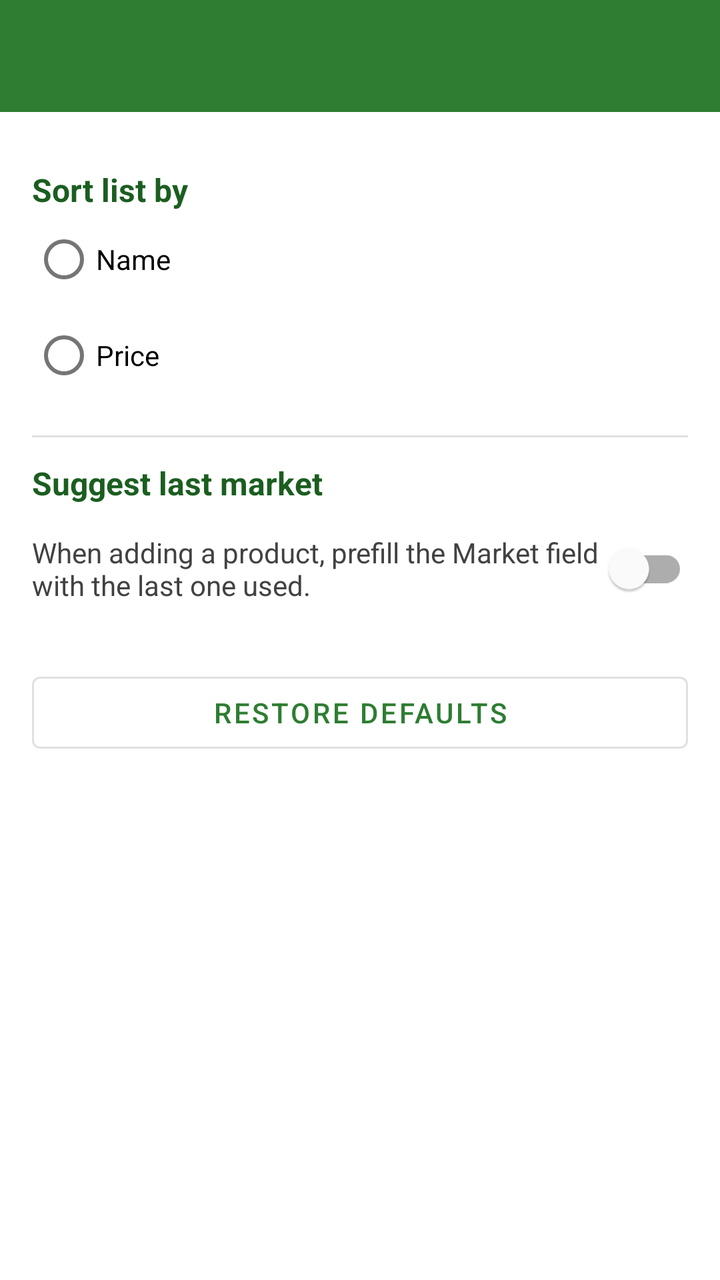
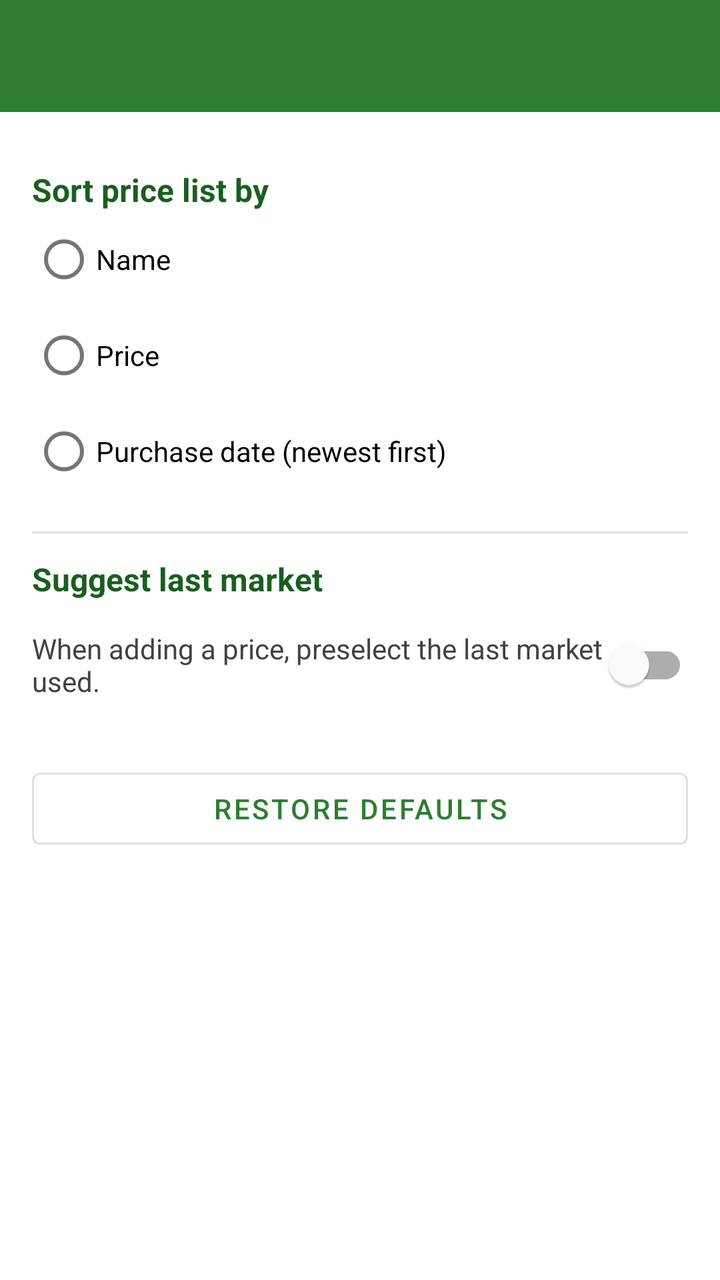

Before-and-after screenshots of an Android layout around one commit, followed by the original layout XML and the change that was made.
<!-- AndroidManifest.xml: application theme Theme.MeuPreco -->
<!-- res/layout/activity_configuracoes.xml -->
<?xml version="1.0" encoding="utf-8"?>
<LinearLayout xmlns:android="http://schemas.android.com/apk/res/android"
    xmlns:app="http://schemas.android.com/apk/res-auto"
    android:id="@+id/raiz"
    android:layout_width="match_parent"
    android:layout_height="match_parent"
    android:orientation="vertical">

    <androidx.appcompat.widget.Toolbar
        android:id="@+id/toolbar"
        android:layout_width="match_parent"
        android:layout_height="wrap_content"
        android:background="@color/verde_500"
        android:minHeight="?attr/actionBarSize"
        app:titleTextColor="@color/branco" />

    <ScrollView
        android:id="@+id/conteudo"
        android:layout_width="match_parent"
        android:layout_height="0dp"
        android:layout_weight="1"
        android:clipToPadding="false"
        android:fillViewport="true">

        <LinearLayout
            android:layout_width="match_parent"
            android:layout_height="wrap_content"
            android:orientation="vertical"
            android:padding="16dp">

            

            
            <TextView
                style="@style/RotuloCampo"
                android:text="@string/config_ordenacao" />

            <RadioGroup
                android:id="@+id/grupoOrdenacao"
                android:layout_width="match_parent"
                android:layout_height="wrap_content"
                android:orientation="vertical">

                <RadioButton
                    android:id="@+id/radioOrdenacaoNome"
                    android:layout_width="match_parent"
                    android:layout_height="wrap_content"
                    android:text="@string/ordenacao_nome" />

                <RadioButton
                    android:id="@+id/radioOrdenacaoPreco"
                    android:layout_width="match_parent"
                    android:layout_height="wrap_content"
                    android:text="@string/ordenacao_preco" />
            </RadioGroup>

            <View
                android:layout_width="match_parent"
                android:layout_height="1dp"
                android:layout_marginTop="16dp"
                android:background="@color/cinza_divisor" />

            
            <TextView
                style="@style/RotuloCampo"
                android:text="@string/config_sugerir_titulo" />

            <com.google.android.material.switchmaterial.SwitchMaterial
                android:id="@+id/switchSugerir"
                android:layout_width="match_parent"
                android:layout_height="wrap_content"
                android:layout_marginTop="8dp"
                android:text="@string/config_sugerir_desc"
                android:textColor="@color/cinza_texto" />

            
            <Button
                android:id="@+id/botaoRestaurar"
                style="?attr/materialButtonOutlinedStyle"
                android:layout_width="match_parent"
                android:layout_height="wrap_content"
                android:layout_marginTop="24dp"
                android:text="@string/bt_restaurar" />

        </LinearLayout>
    </ScrollView>
</LinearLayout>
<!-- resources referenced by this layout -->
<resources>
  <color name="branco">#FFFFFFFF</color>
  <color name="cinza_divisor">#FFE0E0E0</color>
  <color name="cinza_texto">#FF424242</color>
  <color name="verde_500">#FF2E7D32</color>
  <string name="bt_restaurar">Restore defaults</string>
  <string name="config_ordenacao">Sort list by</string>
  <string name="config_sugerir_desc">When adding a product, prefill the Market field with the last one used.</string>
  <string name="config_sugerir_titulo">Suggest last market</string>
  <string name="ordenacao_nome">Name</string>
  <string name="ordenacao_preco">Price</string>
  <style name="RotuloCampo">
          <item name="android:layout_width">match_parent</item>
          <item name="android:layout_height">wrap_content</item>
          <item name="android:layout_marginTop">12dp</item>
          <item name="android:textSize">16sp</item>
          <item name="android:textStyle">bold</item>
          <item name="android:textColor">@color/verde_700</item>
      </style>
  <style name="Theme.MeuPreco" parent="Theme.MaterialComponents.Light.NoActionBar">
          <item name="colorPrimary">@color/verde_500</item>
          <item name="colorPrimaryVariant">@color/verde_700</item>
          <item name="colorOnPrimary">@color/branco</item>
          <item name="colorSecondary">@color/laranja_500</item>
          <item name="colorSecondaryVariant">@color/laranja_500</item>
          <item name="colorOnSecondary">@color/branco</item>
  
          
          <item name="android:forceDarkAllowed" tools:targetApi="q">false</item>
  
          
          <item name="windowActionModeOverlay">true</item>
          <item name="actionModeBackground">@color/verde_500</item>
          <item name="actionModeCloseDrawable">@drawable/ic_clear</item>
          <item name="actionModeStyle">@style/ActionModeVerde</item>
      </style>
  <color name="verde_700">#FF1B5E20</color>
  <color name="laranja_500">#FFEF6C00</color>
  <!-- drawable ic_clear (drawable) -->
  <vector xmlns:android="http://schemas.android.com/apk/res/android"
      android:width="24dp"
      android:height="24dp"
      android:viewportWidth="24"
      android:viewportHeight="24">
      <path
          android:fillColor="@color/branco"
          android:pathData="M19,6.41L17.59,5 12,10.59 6.41,5 5,6.41 10.59,12 5,17.59 6.41,19 12,13.41 17.59,19 19,17.59 13.41,12z" />
  </vector>
  <style name="ActionModeVerde" parent="Widget.AppCompat.ActionMode">
          <item name="background">@color/verde_500</item>
          <item name="titleTextStyle">@style/ActionModeTitulo</item>
      </style>
  <style name="ActionModeTitulo" parent="TextAppearance.AppCompat.Widget.ActionMode.Title">
          <item name="android:textColor">@color/branco</item>
      </style>
</resources>

<!-- the commit's change to res/layout/activity_configuracoes.xml (unified diff, before → after) -->
@@ -52,6 +52,12 @@
                     android:layout_width="match_parent"
                     android:layout_height="wrap_content"
                     android:text="@string/ordenacao_preco" />
+
+                <RadioButton
+                    android:id="@+id/radioOrdenacaoData"
+                    android:layout_width="match_parent"
+                    android:layout_height="wrap_content"
+                    android:text="@string/ordenacao_data" />
             </RadioGroup>
 
             <View
<!-- resource entries referenced after the edit -->
@@ -5,9 +5,10 @@
   <color name="cinza_texto">#FF424242</color>
   <color name="verde_500">#FF2E7D32</color>
   <string name="bt_restaurar">Restore defaults</string>
-  <string name="config_ordenacao">Sort list by</string>
-  <string name="config_sugerir_desc">When adding a product, prefill the Market field with the last one used.</string>
+  <string name="config_ordenacao">Sort price list by</string>
+  <string name="config_sugerir_desc">When adding a price, preselect the last market used.</string>
   <string name="config_sugerir_titulo">Suggest last market</string>
+  <string name="ordenacao_data">Purchase date (newest first)</string>
   <string name="ordenacao_nome">Name</string>
   <string name="ordenacao_preco">Price</string>
   <style name="RotuloCampo">
